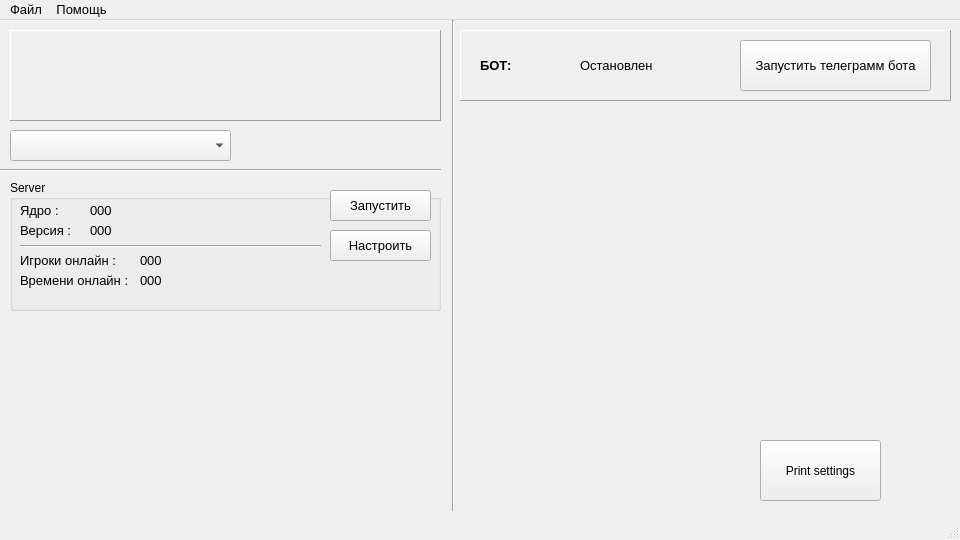
Above: resources/ui/main_ui.ui from Vanillllla/tg_mine_server_bot before the change. Below: the same form after it.
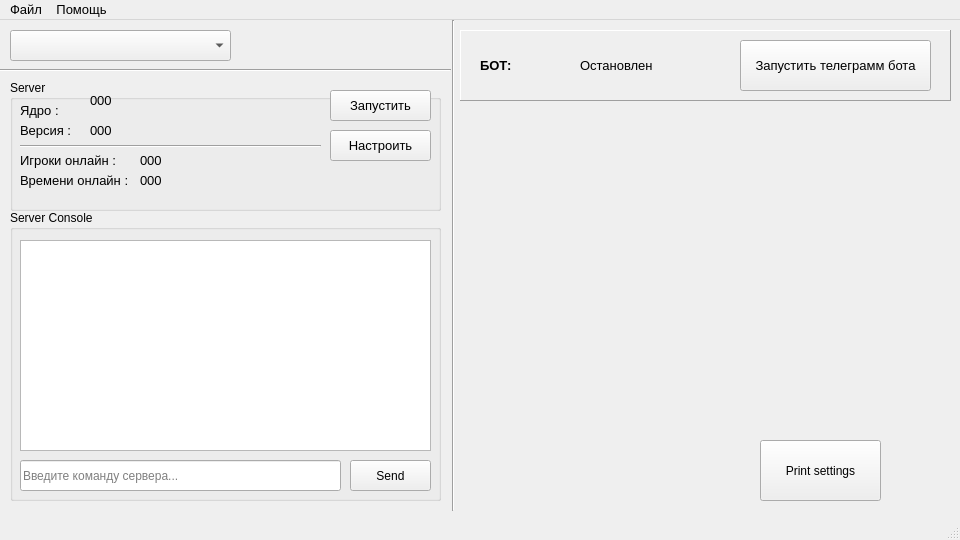
That is the form after the change.

Diff of the .ui file:
```diff
--- a/resources/ui/main_ui.ui
+++ b/resources/ui/main_ui.ui
@@ -55,25 +55,6 @@
      <enum>Qt::Vertical</enum>
     </property>
    </widget>
-   <widget class="QFrame" name="frame">
-    <property name="geometry">
-     <rect>
-      <x>10</x>
-      <y>10</y>
-      <width>431</width>
-      <height>91</height>
-     </rect>
-    </property>
-    <property name="autoFillBackground">
-     <bool>false</bool>
-    </property>
-    <property name="frameShape">
-     <enum>QFrame::Panel</enum>
-    </property>
-    <property name="frameShadow">
-     <enum>QFrame::Raised</enum>
-    </property>
-   </widget>
    <widget class="QFrame" name="frame_2">
     <property name="geometry">
      <rect>
@@ -159,11 +140,63 @@
      </property>
     </widget>
    </widget>
+   <widget class="QGroupBox" name="consoleGroupBox">
+    <property name="geometry">
+     <rect>
+      <x>10</x>
+      <y>190</y>
+      <width>431</width>
+      <height>291</height>
+     </rect>
+    </property>
+    <property name="title">
+     <string>Server Console</string>
+    </property>
+    <widget class="QPlainTextEdit" name="console_output">
+     <property name="geometry">
+      <rect>
+       <x>10</x>
+       <y>30</y>
+       <width>411</width>
+       <height>211</height>
+      </rect>
+     </property>
+     <property name="readOnly">
+      <bool>true</bool>
+     </property>
+    </widget>
+    <widget class="QLineEdit" name="console_input">
+     <property name="geometry">
+      <rect>
+       <x>10</x>
+       <y>250</y>
+       <width>321</width>
+       <height>31</height>
+      </rect>
+     </property>
+     <property name="placeholderText">
+      <string>Введите команду сервера...</string>
+     </property>
+    </widget>
+    <widget class="QPushButton" name="console_send_button">
+     <property name="geometry">
+      <rect>
+       <x>340</x>
+       <y>250</y>
+       <width>81</width>
+       <height>31</height>
+      </rect>
+     </property>
+     <property name="text">
+      <string>Send</string>
+     </property>
+    </widget>
+   </widget>
    <widget class="QGroupBox" name="serverGroupBox">
     <property name="geometry">
      <rect>
       <x>10</x>
-      <y>160</y>
+      <y>60</y>
       <width>431</width>
       <height>131</height>
      </rect>
@@ -211,7 +244,7 @@
      <property name="geometry">
       <rect>
        <x>80</x>
-       <y>20</y>
+       <y>10</y>
        <width>231</width>
        <height>21</height>
       </rect>
@@ -369,7 +402,7 @@
     <property name="geometry">
      <rect>
       <x>10</x>
-      <y>110</y>
+      <y>10</y>
       <width>221</width>
       <height>31</height>
      </rect>
@@ -378,8 +411,8 @@
    <widget class="Line" name="line_2">
     <property name="geometry">
      <rect>
-      <x>-10</x>
-      <y>140</y>
+      <x>0</x>
+      <y>40</y>
       <width>451</width>
       <height>20</height>
      </rect>
```
Left out of the diff: 6 changed lines with no effect on the pictures.
